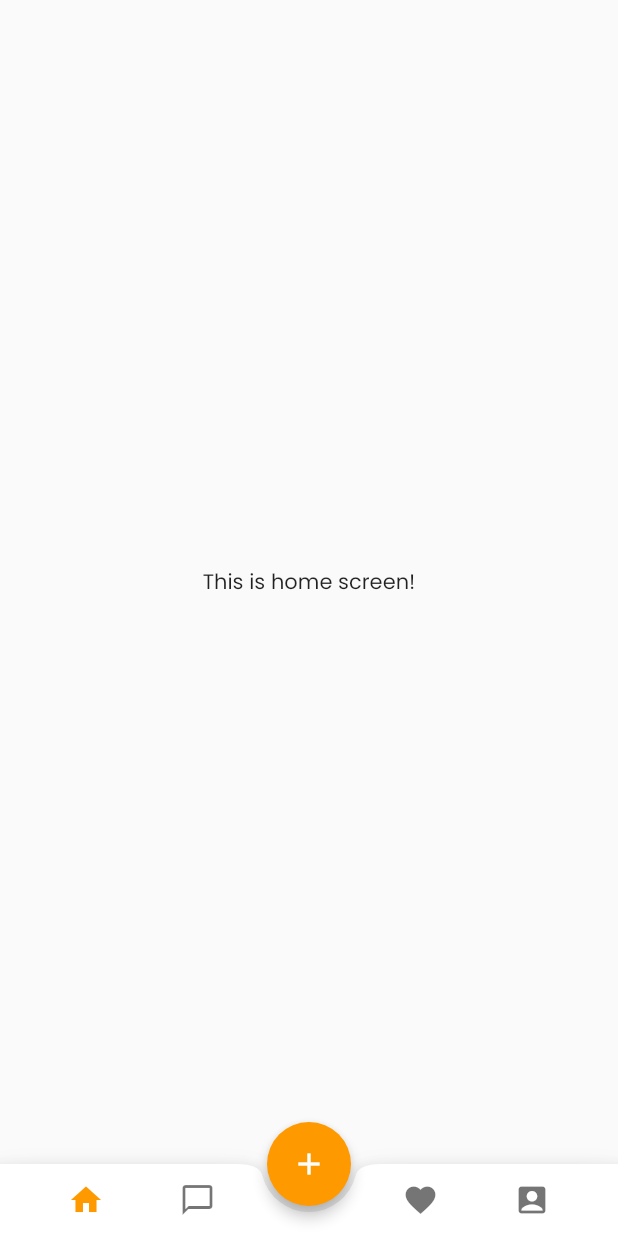
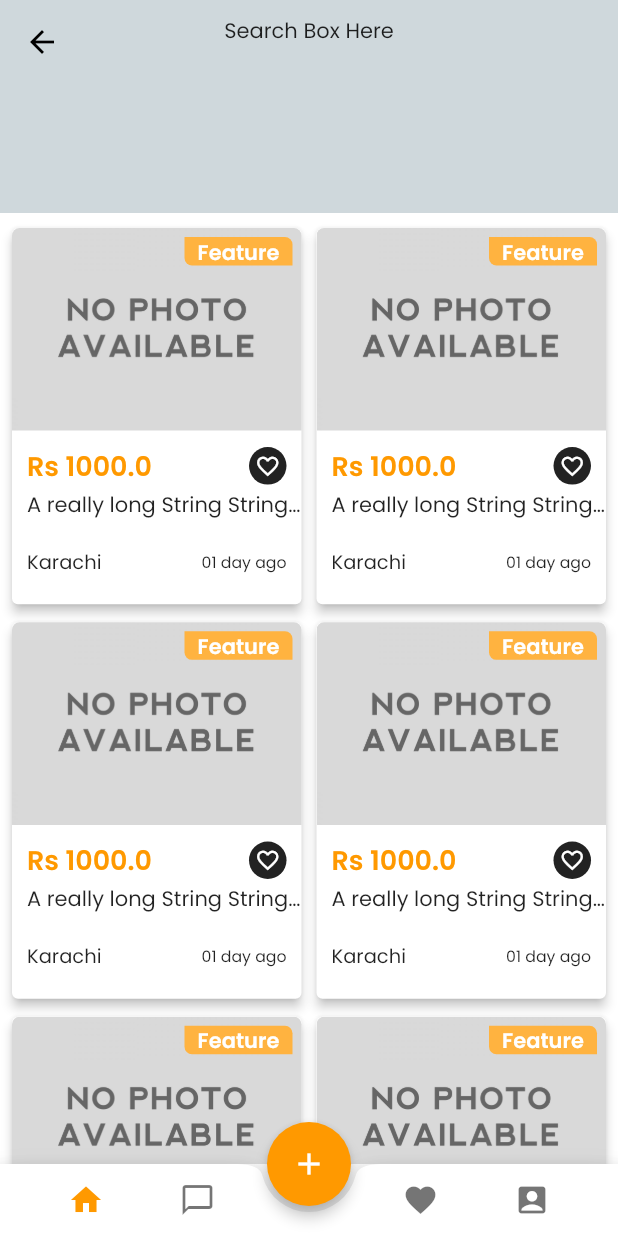
Before and after one commit to asheersaeed720/sell_begin, a Flutter app: the TabsScreen screen opened by its route, on a phone screen of 412 x 824 dp. Run offline on Flutter 3.47's test engine with Material 2 defaults, Android fonts, the phone set to English and light mode, and no system bars; drawn by our look-alikes of auto_size_text; our stand-ins replace cached_network_image, font_awesome_flutter, get, get_storage, image_picker, intl_phone_number_input; missing offline and left inert: encrypt; accounts and stored records are empty.

Commit message:
product grid ui

```diff
--- /dev/null
+++ b/lib/commons/widgets/product_item.dart
@@ -0,0 +1,135 @@
+import 'package:auto_size_text/auto_size_text.dart';
+import 'package:flutter/material.dart';
+
+class ProductItem extends StatelessWidget {
+  @override
+  Widget build(BuildContext context) {
+    return InkWell(
+      onTap: () {
+        // Navigator.of(context).push(
+        //   MaterialPageRoute(
+        //     builder: (context) {
+        //       return ProductAdDetailScreen(
+        //         productId: productListItem.id.toString(),
+        //         fromWhichScreen: fromProductOverviewAdScreen,
+        //       );
+        //     },
+        //   ),
+        // );
+      },
+      child: Card(
+        margin: EdgeInsets.all(0),
+        elevation: 3,
+        child: Column(
+          crossAxisAlignment: CrossAxisAlignment.start,
+          children: [
+            Container(
+              width: double.infinity,
+              child: Stack(
+                clipBehavior: Clip.none,
+                children: [
+                  ClipRRect(
+                    borderRadius: BorderRadius.only(
+                      topLeft: Radius.circular(5.0),
+                      topRight: Radius.circular(5.0),
+                    ),
+                    // child: CachedNetworkImage(
+                    //   imageUrl: '${Api.productImgUrl}/${productListItem.images}',
+                    //   height: 130.0,
+                    //   fit: BoxFit.cover,
+                    //   width: double.infinity,
+                    // ),
+                    child: Image.asset(
+                      'assets/images/no_img_available.jpg',
+                      height: MediaQuery.of(context).size.height / 6.1,
+                      fit: BoxFit.cover,
+                      width: double.infinity,
+                    ),
+                  ),
+                  Positioned(
+                    top: 6,
+                    right: 6,
+                    child: Container(
+                      width: 72,
+                      height: 19,
+                      decoration: BoxDecoration(
+                        color: Theme.of(context).accentColor,
+                        borderRadius: BorderRadius.only(
+                          bottomLeft: Radius.circular(5.0),
+                          topRight: Radius.circular(5.0),
+                        ),
+                      ),
+                      child: Center(
+                        child: Text(
+                          'Feature',
+                          style: TextStyle(fontWeight: FontWeight.bold, color: Colors.white),
+                        ),
+                      ),
+                    ),
+                  ),
+                ],
+              ),
+            ),
+            const SizedBox(height: 10.0),
+            Row(
+              mainAxisAlignment: MainAxisAlignment.spaceBetween,
+              children: [
+                Padding(
+                  padding: const EdgeInsets.only(left: 10.0),
+                  child: AutoSizeText(
+                    'Rs 1000.0',
+                    style: TextStyle(
+                      fontSize: 18.0,
+                      fontWeight: FontWeight.bold,
+                      color: Theme.of(context).primaryColor,
+                    ),
+                    overflow: TextOverflow.ellipsis,
+                  ),
+                ),
+                Container(
+                  margin: const EdgeInsets.only(right: 10.0),
+                  padding: const EdgeInsets.all(4),
+                  decoration: BoxDecoration(
+                    color: Colors.black87,
+                    borderRadius: BorderRadius.circular(32.0),
+                  ),
+                  child: Icon(
+                    Icons.favorite_outline,
+                    color: Colors.white,
+                    size: 17.0,
+                  ),
+                ),
+              ],
+            ),
+            Padding(
+              padding: const EdgeInsets.only(top: 2.0, left: 10.0),
+              child: AutoSizeText(
+                'A really long String StringString',
+                style: TextStyle(fontSize: 14),
+                overflow: TextOverflow.ellipsis,
+              ),
+            ),
+            const SizedBox(height: 18.0),
+            Padding(
+              padding: const EdgeInsets.symmetric(horizontal: 10.0),
+              child: Row(
+                mainAxisAlignment: MainAxisAlignment.spaceBetween,
+                children: [
+                  Text(
+                    'Karachi',
+                    style: TextStyle(fontSize: 13.0),
+                  ),
+                  Text(
+                    '01 day ago',
+                    style: TextStyle(fontSize: 10.5),
+                    overflow: TextOverflow.ellipsis,
+                  ),
+                ],
+              ),
+            )
+          ],
+        ),
+      ),
+    );
+  }
+}
--- a/lib/home/view/home_screen.dart
+++ b/lib/home/view/home_screen.dart
@@ -1,4 +1,5 @@
 import 'package:flutter/material.dart';
+import 'package:sell_begin/commons/widgets/product_item.dart';
 
 class HomeScreen extends StatelessWidget {
   static const String routeName = '/home';
@@ -8,8 +9,50 @@ class HomeScreen extends StatelessWidget {
   @override
   Widget build(BuildContext context) {
     return Scaffold(
-      body: Center(
-        child: Text('This is home screen!'),
+      backgroundColor: Theme.of(context).backgroundColor,
+      body: SafeArea(
+        child: CustomScrollView(
+          slivers: <Widget>[
+            SliverAppBar(
+              backgroundColor: Colors.blueGrey.withOpacity(0.3),
+              shadowColor: Colors.blueGrey.withOpacity(0.5),
+              pinned: false,
+              snap: true,
+              floating: true,
+              expandedHeight: 142.0,
+              flexibleSpace: FlexibleSpaceBar(
+                background: Padding(
+                  padding: const EdgeInsets.all(10.0),
+                  child: Column(
+                    children: [
+                      Text('Search Box Here'),
+                    ],
+                  ),
+                ),
+              ),
+            ),
+            const SliverToBoxAdapter(
+              child: SizedBox(height: 10.0),
+            ),
+            SliverPadding(
+              padding: EdgeInsets.symmetric(horizontal: 8.0),
+              sliver: SliverGrid(
+                gridDelegate: SliverGridDelegateWithFixedCrossAxisCount(
+                  crossAxisCount: 2,
+                  childAspectRatio: 10 / 13,
+                  crossAxisSpacing: 10,
+                  mainAxisSpacing: 12,
+                ),
+                delegate: SliverChildBuilderDelegate(
+                  (BuildContext context, int index) {
+                    return ProductItem();
+                  },
+                  childCount: 12,
+                ),
+              ),
+            ),
+          ],
+        ),
       ),
     );
   }
--- a/lib/tab/view/tab_screen.dart
+++ b/lib/tab/view/tab_screen.dart
@@ -1,4 +1,6 @@
 import 'package:flutter/material.dart';
+import 'package:get/get.dart';
+import 'package:sell_begin/auth/controller/auth_controller.dart';
 import 'package:sell_begin/home/view/home_screen.dart';
 
 class TabsScreen extends StatefulWidget {
@@ -9,6 +11,8 @@ class TabsScreen extends StatefulWidget {
 }
 
 class _TabsScreenState extends State<TabsScreen> {
+  final _authController = Get.find<AuthController>();
+
   PageController? _pageController;
   int _page = 0;
 
@@ -100,7 +104,10 @@ class _TabsScreenState extends State<TabsScreen> {
           Icons.add,
           color: Colors.white,
         ),
-        onPressed: () => _pageController!.jumpToPage(2),
+        // onPressed: () => _pageController!.jumpToPage(2),
+        onPressed: () {
+          _authController.logoutUser();
+        },
       ),
     );
   }
--- a/pubspec.yaml
+++ b/pubspec.yaml
@@ -27,6 +27,7 @@ dependencies:
   encrypt: ^5.0.1
   get_storage: ^2.0.3
   image_picker: ^0.8.3+2
+  auto_size_text: ^3.0.0-nullsafety.0
   cached_network_image: ^3.1.0
   font_awesome_flutter: ^9.1.0
   intl_phone_number_input: ^0.7.0+2
```
Also changed, not shown: lib/auth/controller/auth_controller.dart (+26 -9 lines), lib/auth/view/auth_screen.dart (added, +42 -0 lines), lib/auth/view/login_screen.dart (+10 -3 lines), lib/auth/view/signup_screen.dart (+29 -91 lines), lib/commons/services/auth_service.dart (+13 -9 lines), lib/commons/utils/input_decoration.dart (+4 -4 lines), lib/landing/view/landing_screen.dart (deleted, +0 -28 lines), lib/main.dart (+6 -5 lines), lib/product/view/product_screen.dart (+19 -0 lines), assets/images/profile_img.png (added), pubspec.lock.
